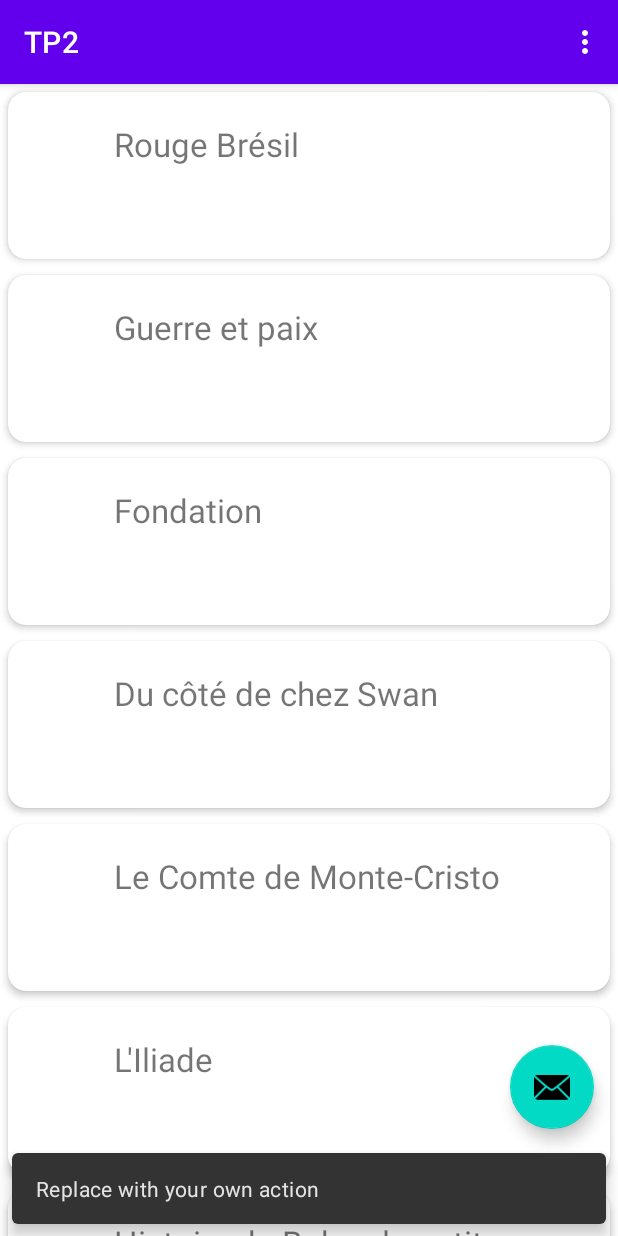
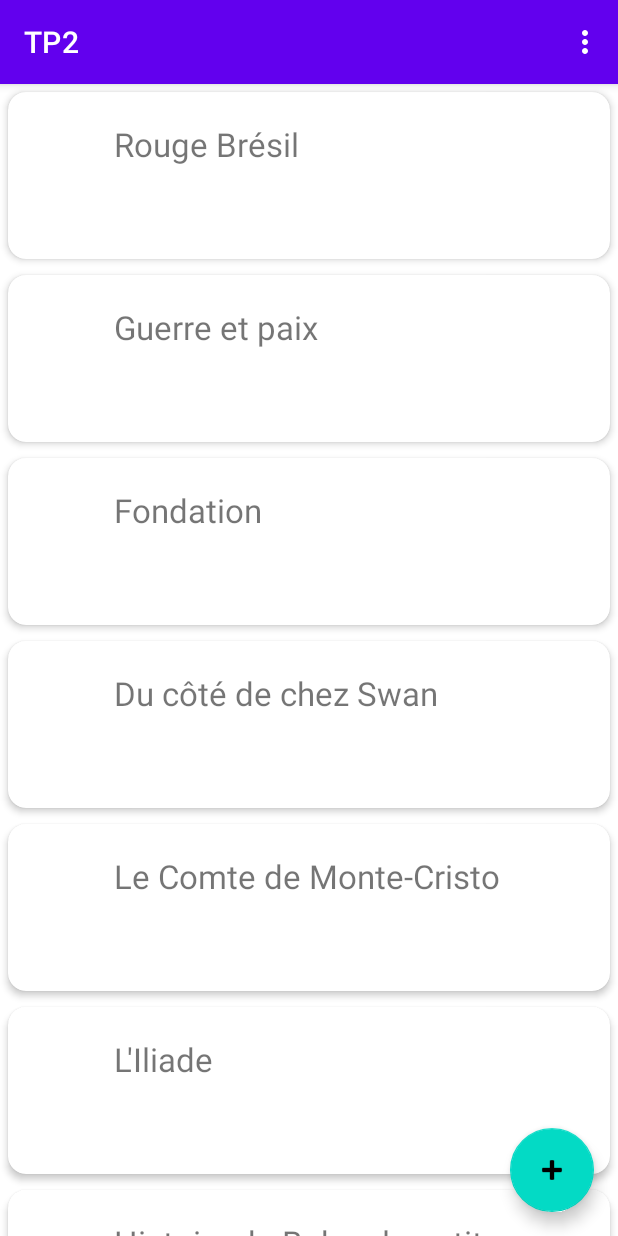
Before and after one commit to CharllyP/ApplicationMobile-TP2, an Android app: the screen it shows after launch (MainActivity), after a tap on an icon or button, on a phone screen of 412 x 824 dp. Run offline under Robolectric (Android 15) with nearby library versions, the phone set to English and light mode, and no system bars; our stand-ins replace Room's generated code; 3 statements that could not run were skipped.

Commit message:
Fin Partie 3

```diff
--- a/app/src/main/java/fr/uavignon/ceri/tp2/BookDao.java
+++ b/app/src/main/java/fr/uavignon/ceri/tp2/BookDao.java
@@ -30,4 +30,7 @@ public interface BookDao {
 
     @Query("SELECT * FROM books")
     LiveData<List<Book>> getAllBooks();
+
+    @Query("SELECT COUNT(*) from books")
+    int countAllBooks();
 }
--- a/app/src/main/java/fr/uavignon/ceri/tp2/ListFragment.java
+++ b/app/src/main/java/fr/uavignon/ceri/tp2/ListFragment.java
@@ -9,6 +9,7 @@ import androidx.annotation.NonNull;
 import androidx.fragment.app.Fragment;
 import androidx.lifecycle.Observer;
 import androidx.lifecycle.ViewModelProvider;
+import androidx.navigation.Navigation;
 import androidx.recyclerview.widget.LinearLayoutManager;
 import androidx.recyclerview.widget.RecyclerView;
 
@@ -61,8 +62,9 @@ public class ListFragment extends Fragment {
         fab.setOnClickListener(new View.OnClickListener() {
             @Override
             public void onClick(View view) {
-                Snackbar.make(view, "Replace with your own action", Snackbar.LENGTH_LONG)
-                        .setAction("Action", null).show();
+                ListFragmentDirections.ActionFirstFragmentToSecondFragment action = ListFragmentDirections.actionFirstFragmentToSecondFragment();
+                action.setBookNum(-1);
+                Navigation.findNavController(view).navigate(action);
             }
         });
     }
--- a/app/src/main/res/layout/fragment_list.xml
+++ b/app/src/main/res/layout/fragment_list.xml
@@ -20,6 +20,6 @@
         android:layout_height="wrap_content"
         android:layout_gravity="bottom|end"
         android:layout_margin="@dimen/fab_margin"
-        app:srcCompat="@android:drawable/ic_dialog_email" />
+        app:srcCompat="@android:drawable/ic_input_add" />
 
 </androidx.coordinatorlayout.widget.CoordinatorLayout>
```
Also changed, not shown: app/src/main/java/fr/uavignon/ceri/tp2/BookRepository.java (+20 -0 lines), app/src/main/java/fr/uavignon/ceri/tp2/DetailFragment.java (+18 -9 lines), app/src/main/java/fr/uavignon/ceri/tp2/DetailViewModel.java (+13 -2 lines).
